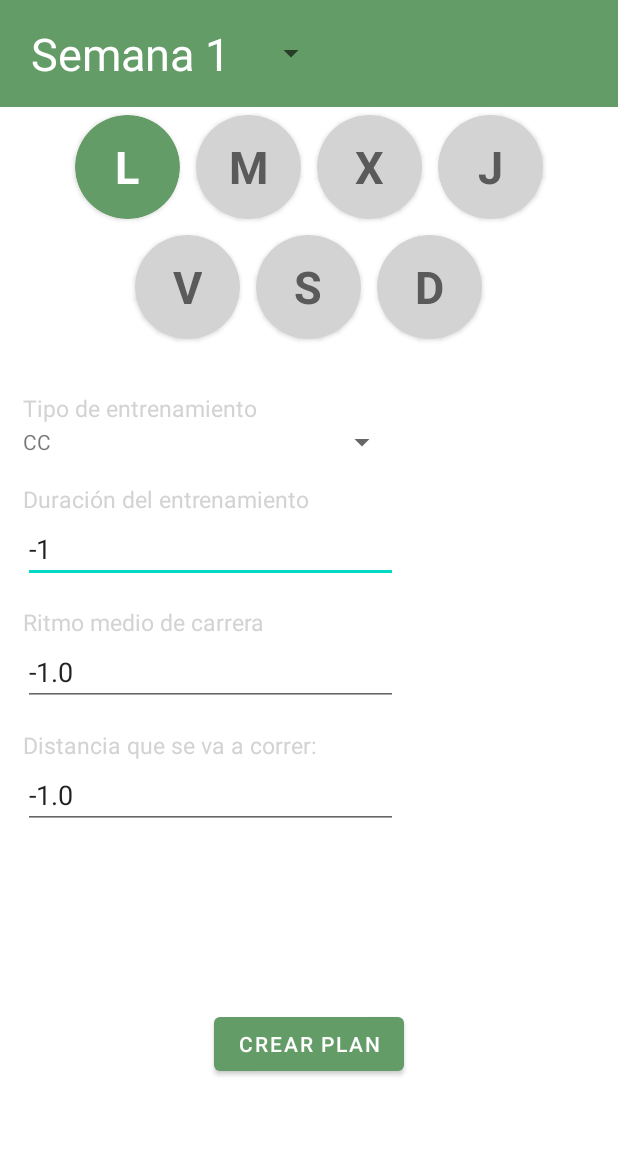
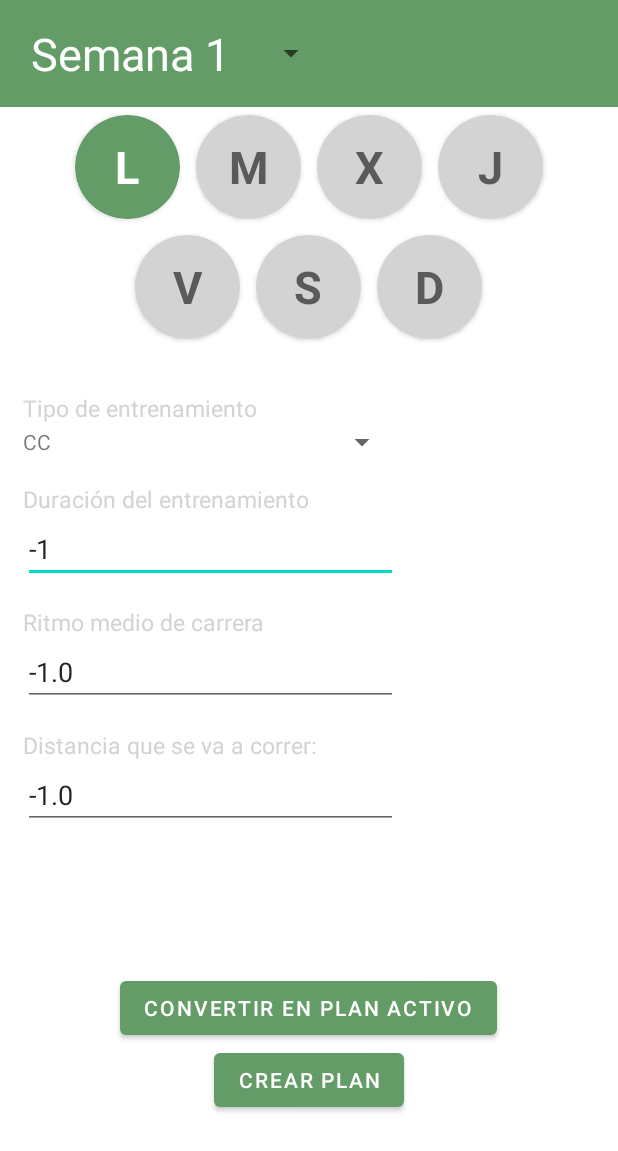
Before and after one commit to andmonosu/eRunning, an Android app: the NewPlanConfigurationActivity screen opened directly, with no data from a screen before it, after a tap on "SIGUIENTE", on a phone screen of 412 x 824 dp. Shown: the top 1151 px of the screen. Run offline under Robolectric (Android 15) with nearby library versions, the phone set to English and light mode, and no system bars; our stand-ins replace Firebase (no records; nobody signed in at launch, a user with empty details on screens opened directly).

Commit message:
Set active plan done

```diff
--- a/app/src/main/java/com/andmonosu/erunning/adapter/TrainingViewHolder.kt
+++ b/app/src/main/java/com/andmonosu/erunning/adapter/TrainingViewHolder.kt
@@ -5,6 +5,7 @@ import android.util.Log
 import android.view.View
 import android.widget.TextView
 import android.widget.Toast
+import androidx.core.content.ContextCompat
 import androidx.recyclerview.widget.RecyclerView
 import com.andmonosu.erunning.R
 import com.andmonosu.erunning.databinding.ItemTrainingBinding
@@ -16,6 +17,9 @@ class TrainingViewHolder(view: View) : RecyclerView.ViewHolder(view){
 
     fun render(trainingModel: Training, onClickListener:(Training) -> Unit){
         binding.tvTrainingName.text = trainingModel.name
+        if(trainingModel.isActive){
+            binding.tvTrainingName.setTextColor(ContextCompat.getColor(itemView.context, R.color.background_button))
+        }
         itemView.setOnClickListener { onClickListener(trainingModel) }
     }
 }
--- a/app/src/main/java/com/andmonosu/erunning/models/Training.kt
+++ b/app/src/main/java/com/andmonosu/erunning/models/Training.kt
@@ -7,4 +7,4 @@ import java.io.Serializable
 @Parcelize
 data class Training(
     var trainingWeeks:MutableList<TrainingWeek> = mutableListOf(), var name:String="None",
-    val isActive: Boolean = false) : Parcelable
+    var isActive: Boolean = false) : Parcelable
--- a/app/src/main/java/com/andmonosu/erunning/views/NewPlanConfigurationActivity.kt
+++ b/app/src/main/java/com/andmonosu/erunning/views/NewPlanConfigurationActivity.kt
@@ -60,7 +60,7 @@ class NewPlanConfigurationActivity : AppCompatActivity() {
                     TrainingDay(DayOfWeek.FRIDAY,SessionType.CC),
                     TrainingDay(DayOfWeek.SATURDAY,SessionType.CC),
                     TrainingDay(DayOfWeek.SUNDAY,SessionType.CC),
-                ),"Semana $i")
+                ),"$i")
                 training.trainingWeeks.add(week)
                 i++
             }
--- a/app/src/main/res/layout/activity_plan_details.xml
+++ b/app/src/main/res/layout/activity_plan_details.xml
@@ -277,16 +277,30 @@
             />
 
     </androidx.appcompat.widget.LinearLayoutCompat>
-
-    <Button
-        android:id="@+id/btnEditCreatePlan"
-        android:layout_width="wrap_content"
+    <androidx.appcompat.widget.LinearLayoutCompat
+        android:layout_width="match_parent"
         android:layout_height="wrap_content"
         app:layout_constraintTop_toBottomOf="@+id/lyTrainingDayData"
         app:layout_constraintStart_toStartOf="parent"
         app:layout_constraintEnd_toEndOf="parent"
         app:layout_constraintBottom_toBottomOf="parent"
-        tools:text="Prueba"
-        />
+        android:gravity="center"
+        android:orientation="vertical"
+        >
+        <Button
+            android:id="@+id/btnMakeActivePlan"
+            android:layout_width="wrap_content"
+            android:layout_height="wrap_content"
+            tools:text="Prueba"
+            />
+        <Button
+            android:id="@+id/btnEditCreatePlan"
+            android:layout_width="wrap_content"
+            android:layout_height="wrap_content"
+            tools:text="Prueba"
+            />
+    </androidx.appcompat.widget.LinearLayoutCompat>
+
+
 
 </androidx.constraintlayout.widget.ConstraintLayout>
--- a/app/src/main/res/values/strings.xml
+++ b/app/src/main/res/values/strings.xml
@@ -47,4 +47,5 @@
     <string name="new_plan_weeks">Semanas</string>
     <string name="create_new_plan">Crear Plan</string>
     <string name="edit_plan">Editar Plan</string>
+    <string name="make_active">Convertir en plan activo</string>
 </resources>
```
Also changed, not shown: app/src/main/java/com/andmonosu/erunning/models/TrainingProvider.kt (+8 -8 lines), app/src/main/java/com/andmonosu/erunning/views/PlanDetailsActivity.kt (+68 -2 lines).
